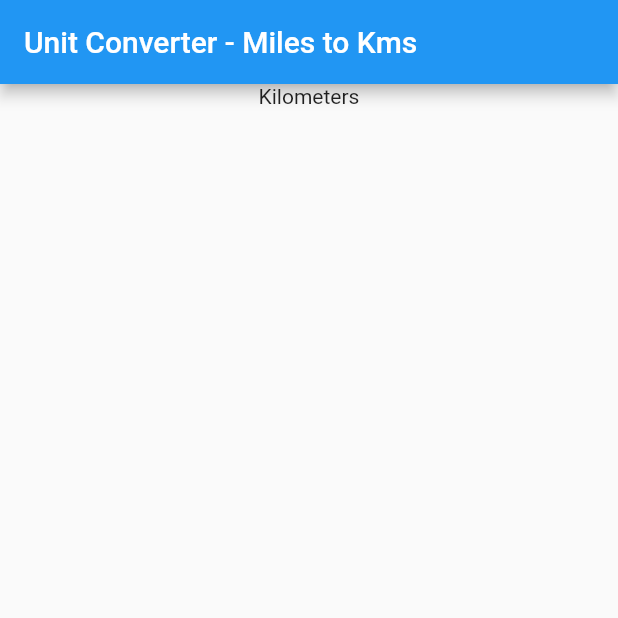
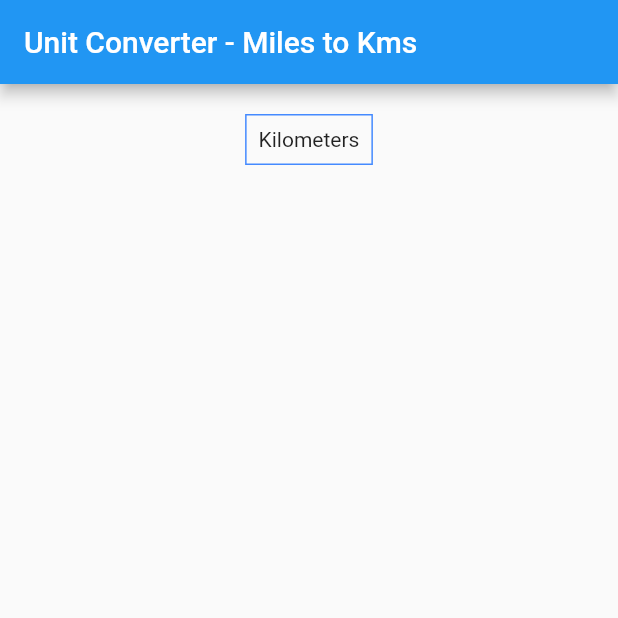
Before and after one commit to lokeshramamoorthi/anyconverter, a Flutter app: the screen it shows after launch, on a phone screen of 412 x 824 dp, the top half of it. Run offline on Flutter 3.47's test engine with Material 2 defaults, Android fonts, the phone set to English and light mode, and no system bars.

Commit message:
Added conversion screen

```diff
--- a/lib/screens/coversionscreen.dart
+++ b/lib/screens/coversionscreen.dart
@@ -14,10 +14,20 @@ class ConversionScreen extends StatelessWidget {
             mainAxisAlignment: MainAxisAlignment.start,
             children: [
               Container(
-                child: Column(
-                  children: [
-                    Text("Kilometers"),
-                  ],
+                margin: EdgeInsets.all(20.0),
+                decoration: BoxDecoration(
+                  border: Border.all(
+                    color: Colors.blueAccent,
+                    width: 1,
+                  ),
+                ),
+                child: Padding(
+                  padding: const EdgeInsets.all(8.0),
+                  child: Column(
+                    children: [
+                      Text("Kilometers"),
+                    ],
+                  ),
                 ),
               ),
             ],
```
